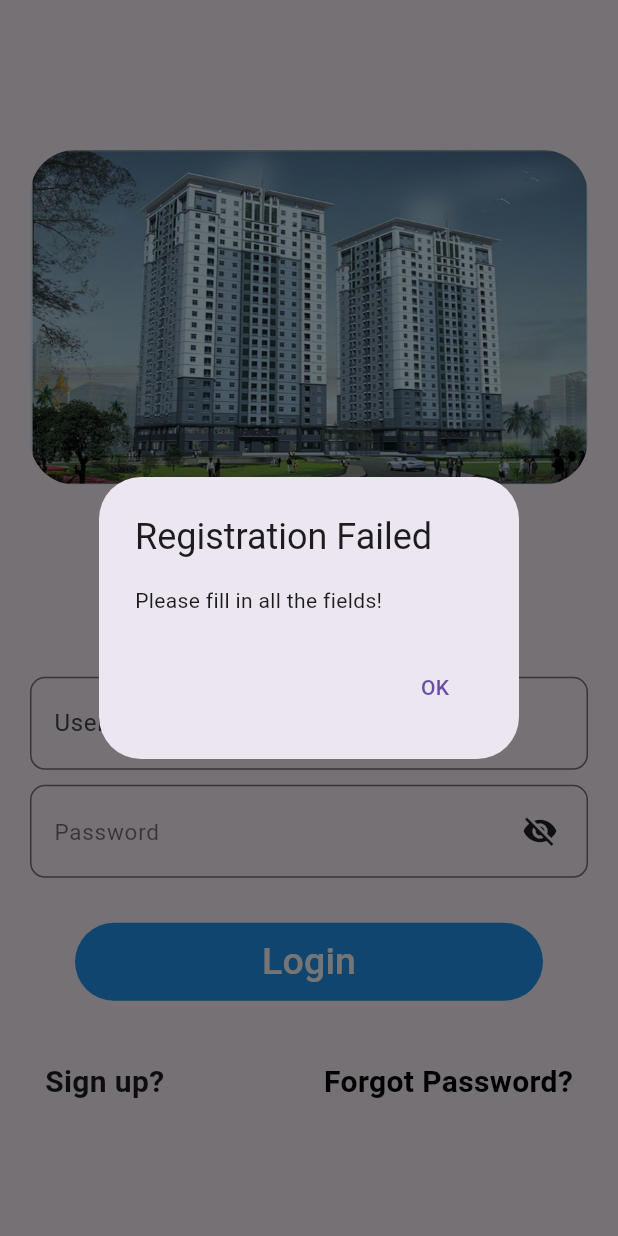
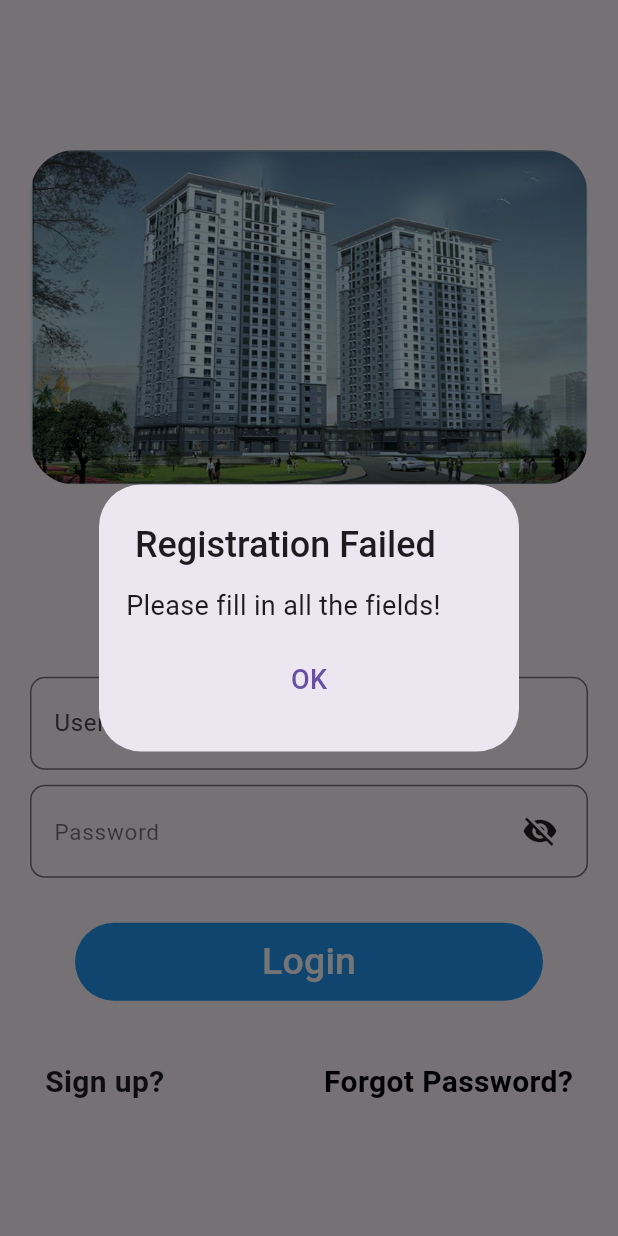
Before and after one commit to nguyenhoangviethung/Apartment-Management, a Flutter app: the screen it shows after launch, after a tap on "Login", on a phone screen of 412 x 824 dp. Run offline on Flutter 3.47's test engine with Material 3 defaults, Android fonts, the phone set to English and light mode, and no system bars.

Commit message:
fix message popup

```diff
--- a/frontend/lib/View/Authentication/common/show_dialog.dart
+++ b/frontend/lib/View/Authentication/common/show_dialog.dart
@@ -8,23 +8,20 @@ void showinform(BuildContext context,String title, String message) {
     context: context,
     builder: (BuildContext context) {
       return AlertDialog(
-        title: Text(title),
-        content: Text(message),
+        title: Text(title, style: const TextStyle(fontSize: 24, fontWeight: FontWeight.w500),),
+        content: Text(message, style: const TextStyle(fontSize: 18),),
+        contentPadding: const EdgeInsets.symmetric(horizontal: 18, vertical: 12),
         actions: [
           TextButton(
-            child: const Text("OK"),
+            child: const Center(
+                child: Text("OK", style: TextStyle(fontSize: 18),),
+            ),
             onPressed: () {
               Navigator.of(context).pop();
               if (title == "Registration Successful") {
                 Navigator.push(
                   context,
                   MaterialPageRoute(builder: (context) => const Login()),
-                );
-              }
-              if (title == "Login Successful") {
-                Navigator.push(
-                  context,
-                  MaterialPageRoute(builder: (context) => const HomePage()),
                 );
               }
             },
--- a/frontend/lib/View/Authentication/forgotPassword.dart
+++ b/frontend/lib/View/Authentication/forgotPassword.dart
@@ -24,7 +24,7 @@ class _ForgotPasswordState extends State<ForgotPassword> {
       setState(() {
         _isforgot = false;
       });
-      showinform(context, '', "Please fill in all the fields!");
+      showinform(context, 'Invalid email', "Please fill in all the fields!");
       return;
     }
 
@@ -42,6 +42,7 @@ class _ForgotPasswordState extends State<ForgotPassword> {
       setState(() {
         _isforgot=false;
       });
+      print(response.headers);
       print(response.body);
       print('wdwbdwd');
       print(response.statusCode);
@@ -50,7 +51,7 @@ class _ForgotPasswordState extends State<ForgotPassword> {
         Navigator.push(context, MaterialPageRoute(builder: (context)=>const EmailVerification()));
       } else if (response.statusCode == 404) {
         print('456');
-        showinform(context, 'Failed', 'No account registered with the provided email');
+        showinform(context, 'Wrong email', 'No account registered with the provided email');
         // Navigator.push(context, MaterialPageRoute(builder: (context)=>const EmailVerification()));// delete after
       }else{
         print('xwhdwd');
--- a/frontend/lib/View/Authentication/login.dart
+++ b/frontend/lib/View/Authentication/login.dart
@@ -48,7 +48,10 @@ class _LoginState extends State<Login> {
       });
 
       if (response.statusCode == 200) {
-
+        Navigator.push(
+          context,
+          MaterialPageRoute(builder: (context) => const HomePage()),
+        );
         showinform(context, 'Login Successful', '');
       } else if(response.statusCode==403){
         showinform(context, 'Login Failed', 'Icorrect Details');
--- a/frontend/lib/View/Authentication/register.dart
+++ b/frontend/lib/View/Authentication/register.dart
@@ -59,7 +59,7 @@ class _RegisterState extends State<Register> {
     });
 
     if (response.statusCode == 200) {
-      showinform(context,"Registration Successful", "You have successfully registered.");
+      showinform(context,"Registration Successful", "Check email to verify your account");
     } else if (response.statusCode == 400) {
       showinform(context,"Registration Failed", "User already exists.");
     } else {
```
